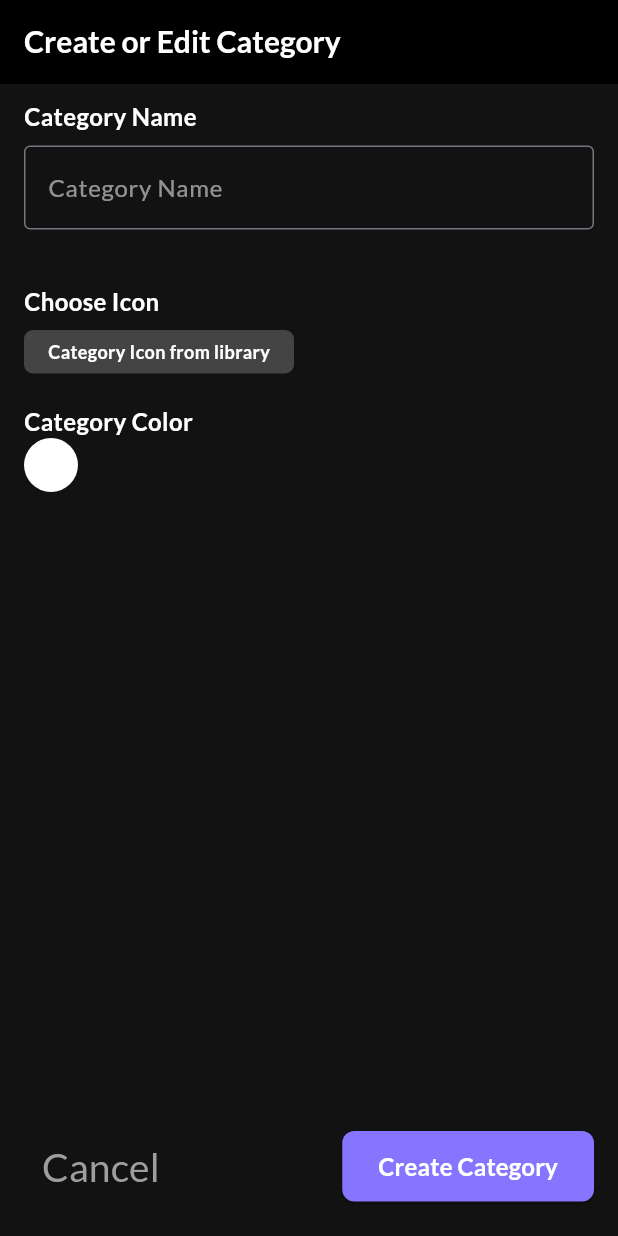
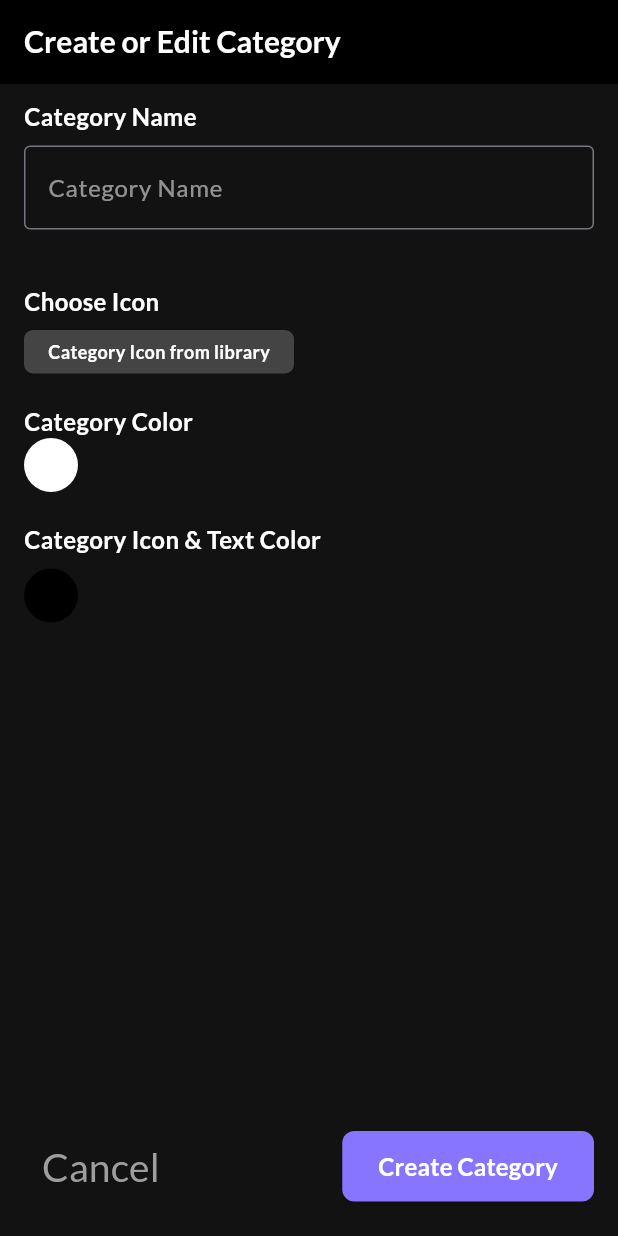
Before and after one commit to hieuvolaptrinh/DailyFlow-Flutter, a Flutter app: the screen it shows after launch, on a phone screen of 412 x 824 dp. Run offline on Flutter 3.47's test engine with Material 3 defaults, Android fonts, the phone set to English and light mode, and no system bars; our stand-ins replace easy_localization, flutter_colorpicker, google_fonts, realm, shared_preferences; missing offline and left inert: flutter_iconpicker; generated files the repository leaves out were written again.

Commit message:
feat: Implement onboarding, authentication, and category management pages
- Added CreateOrEditCategoryPage for managing categories.
- Implemented LoginPage for user authentication.
- Created MainPage with bottom navigation.
- Developed OnboardingPageView for onboarding experience.
- Added RegisterPage for new user registration.
- Implemented WelcomePage as the entry point of the app.
- Created OnboardingChildPage for individual onboarding screens.
- Integrated localization support using easy_localization.
- Added color and icon picker functionality in category creation.

```diff
--- a/lib/main.dart
+++ b/lib/main.dart
@@ -1,7 +1,7 @@
-import 'package:dailyflow/ui/category/create_edit_category.dart';
-import 'package:dailyflow/ui/main/main_page.dart';
-import 'package:dailyflow/ui/onboarding/onboarding_page_view.dart';
-import 'package:dailyflow/ui/welcome/welcome_page.dart';
+import 'package:dailyflow/ui/page/create_edit_category_page.dart';
+import 'package:dailyflow/ui/page/main_page.dart';
+import 'package:dailyflow/ui/page/onboarding_page_view.dart';
+import 'package:dailyflow/ui/page/welcome_page.dart';
 import 'package:easy_localization/easy_localization.dart';
 import 'package:flutter/material.dart';
 import 'package:dailyflow/ui/splash/splash.dart';
@@ -39,7 +39,7 @@ class MyApp extends StatelessWidget {
       ),
       // home: SafeArea(child: WelcomePage(isFirstTimeInstallApp: true)),
       // home: SafeArea(child: MainPage()),
-      home: SafeArea(child: CreateOrEditCategory()),
+      home: SafeArea(child: CreateOrEditCategoryPage()),
       // language
       localizationsDelegates: context.localizationDelegates,
       locale: context.locale,
--- a/lib/ui/category/create_edit_category.dart
+++ b/lib/ui/page/create_edit_category_page.dart
@@ -3,19 +3,21 @@ import 'package:flutter/material.dart';
 import 'package:flutter_colorpicker/flutter_colorpicker.dart';
 import 'package:flutter_iconpicker/flutter_iconpicker.dart';
 
-class CreateOrEditCategory extends StatefulWidget {
-  const CreateOrEditCategory({super.key});
+class CreateOrEditCategoryPage extends StatefulWidget {
+  const CreateOrEditCategoryPage({super.key});
 
   @override
-  State<CreateOrEditCategory> createState() => _CreateOrEditCategoryState();
+  State<CreateOrEditCategoryPage> createState() =>
+      _CreateOrEditCategoryPageState();
 }
 
-class _CreateOrEditCategoryState extends State<CreateOrEditCategory> {
+class _CreateOrEditCategoryPageState extends State<CreateOrEditCategoryPage> {
   final _nameCategoryTextController = TextEditingController(); // để quản lý
   List<Color> _colorDataSource = [];
   Color _colorSelected = Colors.white;
 
   IconData? _iconSlected;
+  Color _iconColorSelected = Colors.black;
 
   @override
   void dispose() {
@@ -71,6 +73,7 @@ class _CreateOrEditCategoryState extends State<CreateOrEditCategory> {
           _buildCategoryNameField(),
           _buildCategoryChooseIconField(),
           _buildCategoryChooseBackgroundColorField(),
+          _buildCategoryChooseIconAndTextColorField(),
           Spacer(),
           _buildCreateAndCancelButtons(context),
         ],
@@ -176,48 +179,35 @@ class _CreateOrEditCategoryState extends State<CreateOrEditCategory> {
               ),
             ),
           ),
-          // Container(
-          //   margin: const EdgeInsets.only(top: 8),
-          //   width: double.infinity,
-          //   height: 36,
-          //   child: ListView.builder(
-          //     scrollDirection: Axis.horizontal,
-          //     itemBuilder: (context, index) {
-          //       // các biến chức năng
-          //       final color = _colorDataSource.elementAt(index);
-          //       bool isSelected = colorSelected == color;
-          //       return GestureDetector(
-          //         onTap: () {
-          //           // check
-          //           print(" chooses color $index");
-          //           // set state để build lại giao diện khi thay đổi nhé
-          //           setState(() {
-          //             colorSelected = color;
-          //           });
-          //         },
-          //         child: Container(
-          //           width: 36,
-          //           height: 36,
-          //           margin: const EdgeInsets.only(right: 8),
-          //           decoration: BoxDecoration(
-          //             borderRadius: BorderRadius.circular(36 / 2),
-          //             border: Border.all(
-          //               width: isSelected ? 3 : 2,
-          //               color: isSelected
-          //                   ? const Color.fromARGB(255, 255, 0, 0)
-          //                   : Colors.white54,
-          //             ),
-          //             color: color,
-          //           ),
-          //           child: isSelected
-          //               ? const Icon(Icons.check, color: Colors.white)
-          //               : null,
-          //         ),
-          //       );
-          //     },
-          //     itemCount: _colorDataSource.length,
-          //   ),
-          // ),
+        ],
+      ),
+    );
+  }
+
+  Widget _buildCategoryChooseIconAndTextColorField() {
+    return Container(
+      padding: const EdgeInsets.only(top: 10),
+      margin: EdgeInsets.only(top: 10),
+      child: Column(
+        mainAxisAlignment: MainAxisAlignment.start,
+        crossAxisAlignment: CrossAxisAlignment.start,
+        children: [
+          _buildFieldTitle("Category Icon & Text Color"),
+          GestureDetector(
+            // là widget bọc lại để lắng nghe sự kiện của người dùng thôi
+            onTap: () => _onChooseCategoryIconColor(),
+            child: Container(
+              margin: const EdgeInsets.only(top: 8, right: 8),
+              width: 36,
+              height: 36,
+
+              decoration: BoxDecoration(
+                borderRadius: BorderRadius.circular(36 / 2),
+
+                color: _iconColorSelected ?? Colors.black,
+              ),
+            ),
+          ),
         ],
       ),
     );
@@ -330,4 +320,40 @@ class _CreateOrEditCategoryState extends State<CreateOrEditCategory> {
       },
     );
   }
+
+  // chose icon color
+  void _onChooseCategoryIconColor() async {
+    showDialog(
+      context: context,
+      builder: (context) {
+        // cách 1
+        return AlertDialog(
+          content: SingleChildScrollView(
+            child: ColorPicker(
+              pickerColor: _iconColorSelected,
+              onColorChanged: (color) {
+                setState(() {
+                  _iconColorSelected = color;
+                });
+              },
+            ),
+          ),
+        );
+
+        // cách 2
+        //   return AlertDialog(
+        //     content: SingleChildScrollView(
+        //       child: MaterialPicker(
+        //         pickerColor: _iconColorSelected,
+        //         onColorChanged: (color) {
+        //           setState(() {
+        //             _iconColorSelected = color;
+        //           });
+        //         },
+        //       ),
+        //     ),
+        //   );
+      },
+    );
+  }
 }
--- a/lib/ui/login/login_page.dart
+++ b/lib/ui/page/login_page.dart
@@ -1,5 +1,5 @@
-import 'package:dailyflow/ui/register/register_page.dart';
-import 'package:dailyflow/ui/main/main_page.dart';
+import 'package:dailyflow/ui/page/register_page.dart';
+import 'package:dailyflow/ui/page/main_page.dart';
 import 'package:flutter/material.dart';
 import 'package:easy_localization/easy_localization.dart';
 
--- a/lib/ui/onboarding/onboarding_page_view.dart
+++ b/lib/ui/page/onboarding_page_view.dart
@@ -1,6 +1,6 @@
-import 'package:dailyflow/ui/onboarding/onboarding_child_page.dart';
+import 'package:dailyflow/ui/widget/onboarding_child_page.dart';
 import 'package:dailyflow/ui/ultils/enum/onboarding_page_postion.dart';
-import 'package:dailyflow/ui/welcome/welcome_page.dart';
+import 'package:dailyflow/ui/page/welcome_page.dart';
 import 'package:flutter/material.dart';
 import 'package:shared_preferences/shared_preferences.dart';
 
--- a/lib/ui/register/register_page.dart
+++ b/lib/ui/page/register_page.dart
@@ -1,5 +1,5 @@
-import 'package:dailyflow/ui/login/login_page.dart';
-import 'package:dailyflow/ui/main/main_page.dart';
+import 'package:dailyflow/ui/page/login_page.dart';
+import 'package:dailyflow/ui/page/main_page.dart';
 import 'package:flutter/material.dart';
 import 'package:easy_localization/easy_localization.dart';
 
--- a/lib/ui/welcome/welcome_page.dart
+++ b/lib/ui/page/welcome_page.dart
@@ -1,7 +1,7 @@
 import 'package:flutter/material.dart';
 import 'package:easy_localization/easy_localization.dart';
-import 'package:dailyflow/ui/login/login_page.dart';
-import 'package:dailyflow/ui/register/register_page.dart';
+import 'package:dailyflow/ui/page/login_page.dart';
+import 'package:dailyflow/ui/page/register_page.dart';
 
 class WelcomePage extends StatelessWidget {
   final bool isFirstTimeInstallApp;
--- a/lib/ui/splash/splash.dart
+++ b/lib/ui/splash/splash.dart
@@ -1,5 +1,5 @@
-import 'package:dailyflow/ui/onboarding/onboarding_page_view.dart';
-import 'package:dailyflow/ui/welcome/welcome_page.dart';
+import 'package:dailyflow/ui/page/onboarding_page_view.dart';
+import 'package:dailyflow/ui/page/welcome_page.dart';
 import 'package:flutter/material.dart';
 import 'package:shared_preferences/shared_preferences.dart';
 import 'package:easy_localization/easy_localization.dart';
```
Also changed, not shown: lib/ui/category/preview_category.dart (added), lib/ui/page/main_page.dart (renamed from lib/ui/main/main_page.dart), lib/ui/widget/onboarding_child_page.dart (renamed from lib/ui/onboarding/onboarding_child_page.dart).
